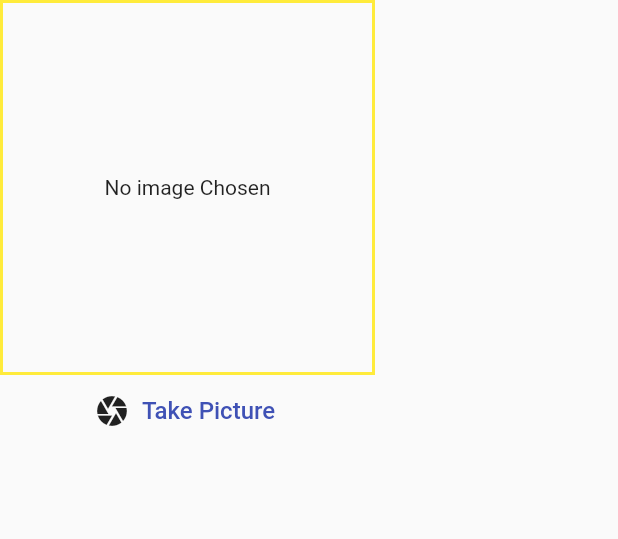
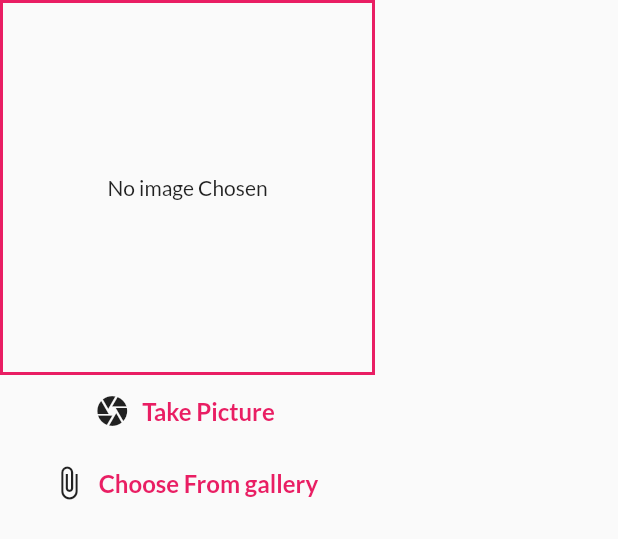
Before and after one commit to vaibhavpuri32/Android_Mobile_Vision_Project, a Flutter app: the ImageInput widget shown alone on an empty page, opened directly with empty values, after a tap on "Take Picture", on a phone screen of 412 x 824 dp. Shown: the top 539 px of the screen. Run offline on Flutter 3.47's test engine with Material 2 defaults, Android fonts, the phone set to English and light mode, and no system bars; our stand-ins replace image_picker, sqflite; missing offline and left inert: firebase_ml_vision; accounts and stored records are empty.

Commit message:
Second Commit

```diff
--- a/lib/Widgets/image_input.dart
+++ b/lib/Widgets/image_input.dart
@@ -19,9 +19,7 @@ class ImageInput extends StatefulWidget {
 class _ImageInput extends State<ImageInput> {
   File _storedImage;
 
-
-
-  Future<void> _takePicture() async {
+  Future<void> _takePictureC() async {
     final _imageFile =
         await ImagePicker.pickImage(source: ImageSource.camera, maxWidth: 600);
     if (_imageFile == null) {
@@ -31,8 +29,23 @@ class _ImageInput extends State<ImageInput> {
       _storedImage = _imageFile;
     });
 
+    final appDir = await syspath.getApplicationDocumentsDirectory();
+    final filename = path.basename(_imageFile.path);
+    final savedImage = await _imageFile.copy('${appDir.path}/$filename');
+    widget.onselectimage(savedImage);
+  }
 
-     final appDir = await syspath.getApplicationDocumentsDirectory();
+  Future<void> _takePictureG() async {
+    final _imageFile =
+    await ImagePicker.pickImage(source: ImageSource.gallery, maxWidth: 600);
+    if (_imageFile == null) {
+      return;
+    }
+    setState(() {
+      _storedImage = _imageFile;
+    });
+
+    final appDir = await syspath.getApplicationDocumentsDirectory();
     final filename = path.basename(_imageFile.path);
     final savedImage = await _imageFile.copy('${appDir.path}/$filename');
     widget.onselectimage(savedImage);
@@ -46,8 +59,10 @@ class _ImageInput extends State<ImageInput> {
           width: 250,
           height: 250,
           decoration: BoxDecoration(
-            border: Border.all(width: 2, color: Colors.yellow,),
-
+            border: Border.all(
+              width: 2,
+              color: Theme.of(context).primaryColor,
+            ),
           ),
           child: _storedImage != null
               ? Image.file(
@@ -62,13 +77,21 @@ class _ImageInput extends State<ImageInput> {
           alignment: Alignment.center,
         ),
         FlatButton.icon(
-              onPressed: _takePicture,
-              icon: Icon(Icons.camera),
-              label: Text(
-                "Take Picture",
-                style: TextStyle(color: Theme.of(context).primaryColor, fontSize: 16),
-              )),
-
+            onPressed: _takePictureC,
+            icon: Icon(Icons.camera),
+            label: Text(
+              "Take Picture",
+              style: TextStyle(
+                  color: Theme.of(context).primaryColor, fontSize: 16,fontWeight: FontWeight.bold),
+            )),
+        FlatButton.icon(
+            onPressed: _takePictureG,
+            icon: Icon(Icons.attach_file),
+            label: Text(
+              "Choose From gallery",
+              style: TextStyle(
+                  color: Theme.of(context).primaryColor, fontSize: 16, fontWeight: FontWeight.bold),
+            )),
       ],
     );
   }
--- a/lib/models/bill.dart
+++ b/lib/models/bill.dart
@@ -5,13 +5,15 @@ import 'package:flutter/foundation.dart';
 
 class Bill {
   final String id;
-  final String title;    // main title on the Bill
+  final String title;// main title on the Bill
   final double price;    //Amount on the Bill
-  final File image;      //Image Clicked
+  final File image;
+  final DateTime time;//Image Clicked
 
   Bill(
       {@required this.id,
       @required this.title,
       @required this.price,
-      @required this.image});
+       @required this.image,
+      @ required this.time });
 }
```
Also changed, not shown: lib/Providers/bills.dart (+33 -10 lines), lib/main.dart (+10 -3 lines), lib/screens/add_bills_screen.dart (+64 -21 lines), lib/screens/bill_detail_screen.dart (+61 -0 lines), lib/screens/bills_list_screen.dart (+43 -9 lines), pubspec.yaml (+10 -7 lines), assets/fonts/Anton-Regular.ttf (added), assets/fonts/Lato-Bold.ttf (added), assets/fonts/Lato-Regular.ttf (added), pubspec.lock.
